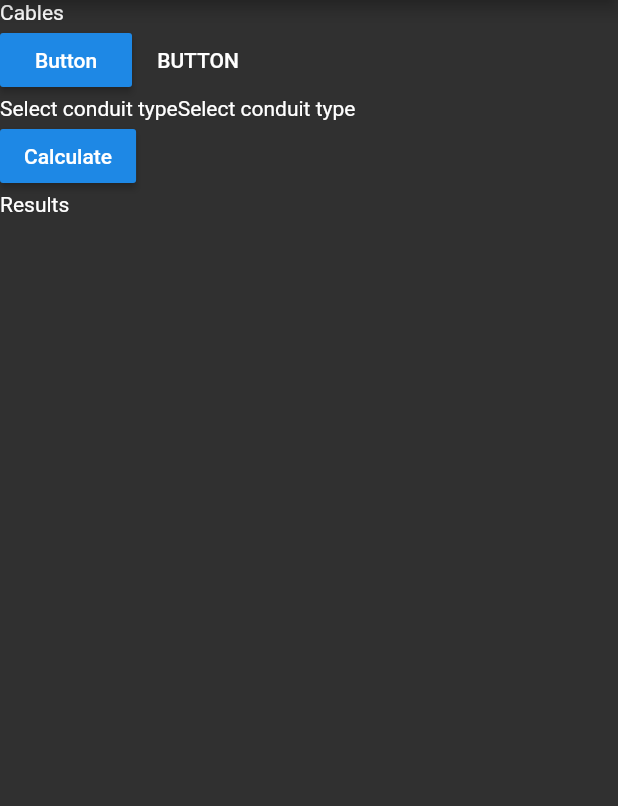
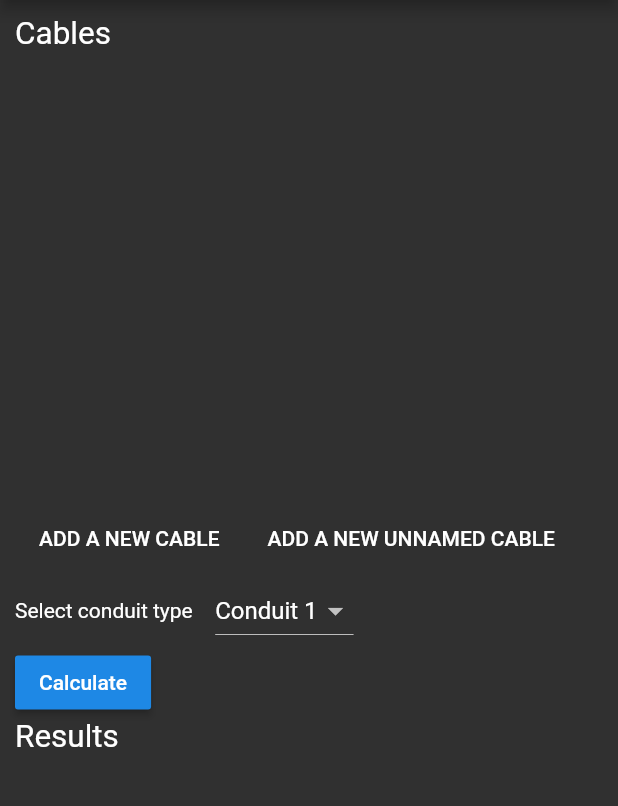
Before and after one commit to wertylop5/FitConduit_flutter, a Flutter app: the screen it shows after launch, on a phone screen of 412 x 824 dp, the part 84-890 px from its top. Run offline on Flutter 3.47's test engine with Material 2 defaults, Android fonts, the phone set to English and light mode, and no system bars.

Commit message:
Sort of replicated the original UI

```diff
--- a/lib/main.dart
+++ b/lib/main.dart
@@ -42,36 +42,59 @@ class _HomeWidgetState extends State<HomeWidget> {
         ],
       ),
       body: Container(
+        padding: EdgeInsets.all(10.0),
         child: Column(
           crossAxisAlignment: CrossAxisAlignment.start,
           children: <Widget>[
-            Text("Cables"),
-            ListView(
-              shrinkWrap: true,
+            Text(
+              "Cables",
+              textScaleFactor: 1.5,
+            ),
+            Container(
+              height: 300.0,
+              child: ListView(),
             ),
             Row(
               children: <Widget>[
-                RaisedButton(
+                FlatButton(
                   onPressed: () {},
-                  child: Text("Button"),
+                  child: Text("ADD A NEW CABLE"),
                 ),
                 FlatButton(
                   onPressed: () {},
-                  child: Text("BUTTON"),
+                  child: Text("ADD A NEW UNNAMED CABLE"),
                 ),
               ],
             ),
             Row(
               children: <Widget>[
-                Text("Select conduit type"),
-                Text("Select conduit type"),
+                Container(
+                  padding: EdgeInsets.only(
+                    right: 15.0,
+                  ),
+                  child: Text("Select conduit type"),
+                ),
+                DropdownButton<String>(
+                  onChanged: (String value) {},
+                  items: <DropdownMenuItem<String>>[
+                    DropdownMenuItem<String>(
+                      child: Text("Conduit 1"),
+                    ),
+                    DropdownMenuItem<String>(
+                      child: Text("Conduit 2"),
+                    ),
+                  ],
+                ),
               ],
             ),
             RaisedButton(
               onPressed: () {},
               child: Text("Calculate"),
             ),
-            Text("Results"),
+            Text(
+              "Results",
+              textScaleFactor: 1.5,
+            ),
           ],
         ),
       ),
```
